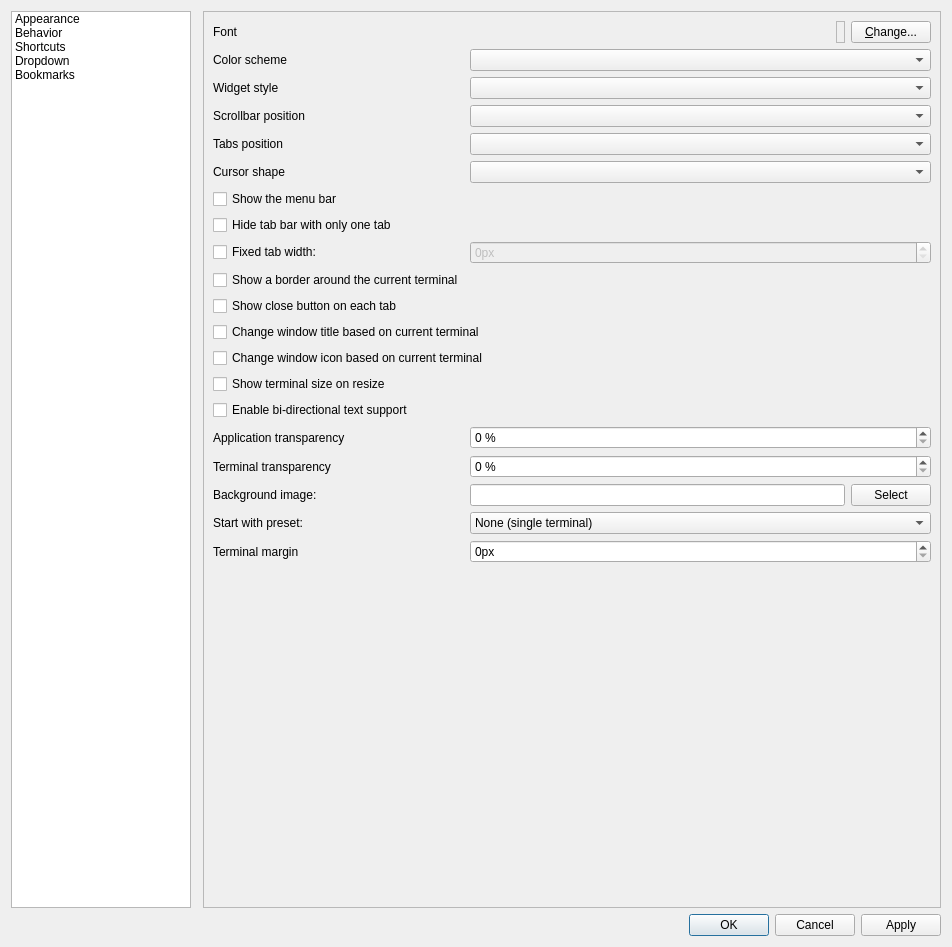
Old version of the form src/forms/propertiesdialog.ui in the repository lxqt/qterminal.
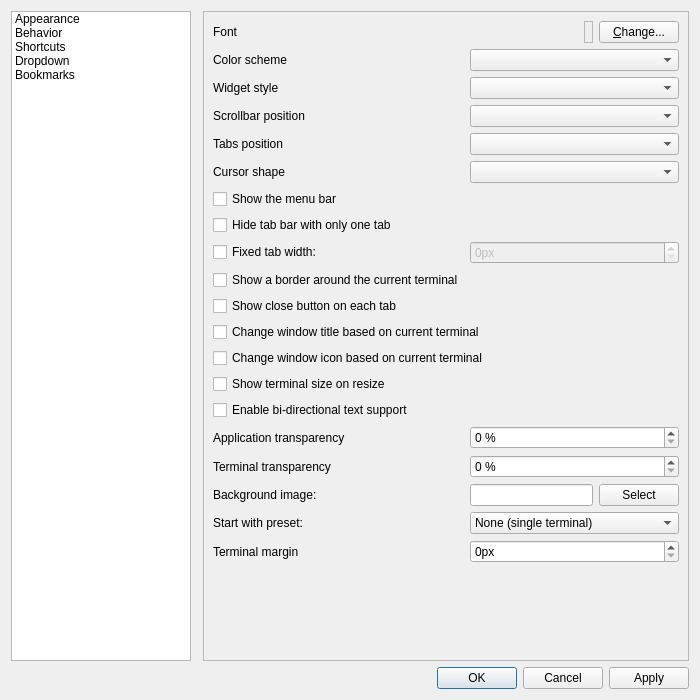
New version of the form.

Commit message:
Scrollable and compact Settings dialog
Closes https://github.com/lxqt/qterminal/issues/574

If the diff is seen inside a visual diff tool (like KDiff3), it'll be obvious that only a `QScrollArea` is added; the rest is just about indentation.

Also, it's tried to limit the dialog size to available desktop geometry. If the screen is too small, the user could resize the dialog by pressing `Alt` because the scroll area can be made smaller.

```diff
--- a/src/forms/propertiesdialog.ui
+++ b/src/forms/propertiesdialog.ui
@@ -6,8 +6,8 @@
    <rect>
     <x>0</x>
     <y>0</y>
-    <width>952</width>
-    <height>947</height>
+    <width>700</width>
+    <height>700</height>
    </rect>
   </property>
   <property name="windowTitle">
@@ -83,6 +83,39 @@
       <number>0</number>
      </property>
      <widget class="QWidget" name="appearancePage">
+      <layout class="QVBoxLayout" name="verticalLayout_4">
+       <property name="spacing">
+        <number>0</number>
+       </property>
+       <property name="leftMargin">
+        <number>0</number>
+       </property>
+       <property name="topMargin">
+        <number>0</number>
+       </property>
+       <property name="rightMargin">
+        <number>0</number>
+       </property>
+       <property name="bottomMargin">
+        <number>0</number>
+       </property>
+       <item>
+        <widget class="QScrollArea" name="scrollArea">
+         <property name="frameShape">
+          <enum>QFrame::NoFrame</enum>
+         </property>
+         <property name="widgetResizable">
+          <bool>true</bool>
+         </property>
+         <widget class="QWidget" name="scrollAreaWidgetContents">
+          <property name="geometry">
+           <rect>
+            <x>0</x>
+            <y>0</y>
+            <width>514</width>
+            <height>656</height>
+           </rect>
+          </property>
       <layout class="QGridLayout" name="gridLayout_3">
        <item row="8" column="0">
         <widget class="QCheckBox" name="hideTabBarCheckBox">
@@ -424,6 +457,10 @@
          <property name="suffix">
           <string>px</string>
          </property>
+            </widget>
+           </item>
+          </layout>
+         </widget>
         </widget>
        </item>
       </layout>
```
Lines whose indentation alone changed are shown as unchanged. The commit also changes 1 other file.
